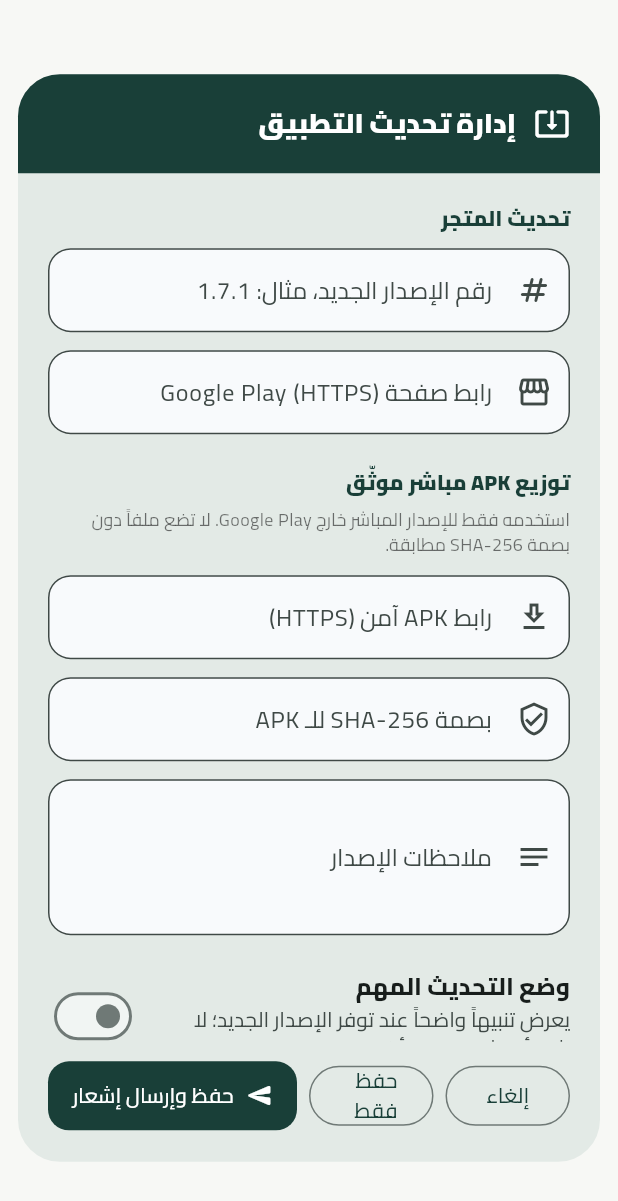
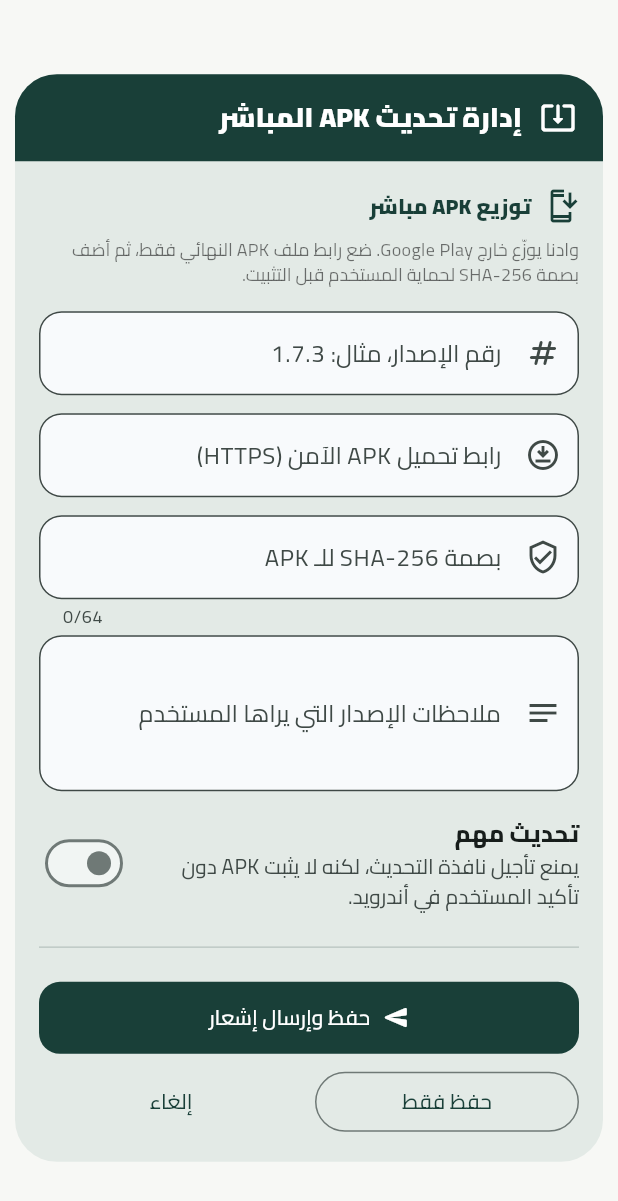
Before and after one commit to nadjimyahiaoui1992-lab/ouedna-admin, a Flutter app: the UpdateManagementDialog widget shown alone on an empty page, opened directly, on a phone screen of 412 x 824 dp. Shown: the top 1201 px of the screen. Run offline on Flutter 3.47's test engine with Material 3 defaults, Android fonts, the phone set to English and light mode, and no system bars; our stand-ins replace flutter_map, image_picker, latlong2, supabase_flutter; accounts and stored records are empty.

Commit message:
fix: optimize direct APK update form for mobile

```diff
--- a/lib/features/dashboard/presentation/tabs/update_management_dialog.dart
+++ b/lib/features/dashboard/presentation/tabs/update_management_dialog.dart
@@ -11,7 +11,6 @@ class UpdateManagementDialog extends StatefulWidget {
 class _UpdateManagementDialogState extends State<UpdateManagementDialog> {
   final _formKey = GlobalKey<FormState>();
   final _version = TextEditingController();
-  final _storeUrl = TextEditingController();
   final _directApkUrl = TextEditingController();
   final _sha256 = TextEditingController();
   final _notes = TextEditingController();
@@ -30,7 +29,6 @@ class _UpdateManagementDialogState extends State<UpdateManagementDialog> {
   @override
   void dispose() {
     _version.dispose();
-    _storeUrl.dispose();
     _directApkUrl.dispose();
     _sha256.dispose();
     _notes.dispose();
@@ -44,14 +42,13 @@ class _UpdateManagementDialogState extends State<UpdateManagementDialog> {
       final row = await Supabase.instance.client
           .from('app_config')
           .select(
-            'latest_version, force_update, android_store_url, direct_apk_url, apk_sha256, release_notes',
+            'latest_version, force_update, direct_apk_url, apk_sha256, release_notes',
           )
           .eq('id', 1)
           .maybeSingle();
       if (row != null) {
         _version.text = row['latest_version']?.toString() ?? '';
         _forceUpdate = row['force_update'] == true;
-        _storeUrl.text = row['android_store_url']?.toString() ?? '';
         _directApkUrl.text = row['direct_apk_url']?.toString() ?? '';
         _sha256.text = row['apk_sha256']?.toString() ?? '';
         _notes.text = row['release_notes']?.toString() ?? '';
@@ -76,9 +73,9 @@ class _UpdateManagementDialogState extends State<UpdateManagementDialog> {
       'id': 1,
       'latest_version': _version.text.trim(),
       'force_update': _forceUpdate,
-      'android_store_url': _emptyToNull(_storeUrl.text),
-      'direct_apk_url': _emptyToNull(_directApkUrl.text),
-      'apk_sha256': _emptyToNull(_sha256.text)?.toLowerCase(),
+      'android_store_url': null,
+      'direct_apk_url': _directApkUrl.text.trim(),
+      'apk_sha256': _sha256.text.trim().toLowerCase(),
       'release_notes': _emptyToNull(_notes.text),
     });
   }
@@ -93,7 +90,7 @@ class _UpdateManagementDialogState extends State<UpdateManagementDialog> {
         Navigator.pop(context, true);
       } else {
         ScaffoldMessenger.of(context).showSnackBar(
-          const SnackBar(content: Text('تم حفظ إعدادات الإصدار.')),
+          const SnackBar(content: Text('تم حفظ إعدادات الإصدار المباشر.')),
         );
       }
     } catch (error) {
@@ -137,7 +134,7 @@ class _UpdateManagementDialogState extends State<UpdateManagementDialog> {
       final data = result.data;
       final sent = data is Map ? data['sent'] ?? 0 : 0;
       final failures = data is Map ? data['failures'] ?? 0 : 0;
-      if (mounted) {
+      if (!mounted) return;
       ScaffoldMessenger.of(context).showSnackBar(
         SnackBar(
           content: Text(
@@ -148,14 +145,11 @@ class _UpdateManagementDialogState extends State<UpdateManagementDialog> {
         ),
       );
       Navigator.pop(context, true);
-      }
     } catch (error) {
       if (mounted) {
         ScaffoldMessenger.of(context).showSnackBar(
           SnackBar(
-            content: Text(
-              'تم حفظ الإصدار، لكن تعذر إرسال الإشعار: $error',
-            ),
+            content: Text('تم حفظ الإصدار، لكن تعذر إرسال الإشعار: $error'),
           ),
         );
       }
@@ -169,9 +163,9 @@ class _UpdateManagementDialogState extends State<UpdateManagementDialog> {
     return result.isEmpty ? null : result;
   }
 
-  String? _urlValidator(String? value) {
+  String? _requiredUrlValidator(String? value) {
     final text = value?.trim() ?? '';
-    if (text.isEmpty) return null;
+    if (text.isEmpty) return 'رابط APK مطلوب.';
     final uri = Uri.tryParse(text);
     return uri != null && uri.scheme == 'https'
         ? null
@@ -183,163 +177,115 @@ class _UpdateManagementDialogState extends State<UpdateManagementDialog> {
         textDirection: TextDirection.rtl,
         child: Dialog(
           insetPadding:
-              const EdgeInsets.symmetric(horizontal: 12, vertical: 18),
+              const EdgeInsets.symmetric(horizontal: 10, vertical: 14),
+          child: ConstrainedBox(
+            constraints: const BoxConstraints(maxWidth: 620),
             child: SizedBox(
-            width: 560,
               height: MediaQuery.sizeOf(context).height * .88,
               child: _loading
                   ? const Center(child: CircularProgressIndicator())
                   : Column(
                       children: [
-                      Container(
-                        width: double.infinity,
-                        padding: const EdgeInsets.all(20),
-                        decoration: const BoxDecoration(
-                          color: Color(0xFF193F38),
-                          borderRadius: BorderRadius.vertical(
-                            top: Radius.circular(28),
-                          ),
-                        ),
-                        child: const Row(
-                          children: [
-                            Icon(
-                              Icons.system_update_alt_rounded,
-                              color: Colors.white,
-                            ),
-                            SizedBox(width: 12),
-                            Text(
-                              'إدارة تحديث التطبيق',
-                              style: TextStyle(
-                                color: Colors.white,
-                                fontSize: 18,
-                                fontWeight: FontWeight.w900,
-                              ),
-                            ),
-                          ],
-                        ),
-                      ),
+                        const _DialogHeader(),
                         Expanded(
                           child: SingleChildScrollView(
-                          padding: const EdgeInsets.all(20),
+                            padding: const EdgeInsets.fromLTRB(16, 18, 16, 20),
                             child: Form(
                               key: _formKey,
                               child: Column(
                                 crossAxisAlignment: CrossAxisAlignment.stretch,
                                 children: [
+                                  const _SectionTitle(
+                                    icon: Icons.install_mobile_outlined,
+                                    title: 'توزيع APK مباشر',
+                                  ),
+                                  const SizedBox(height: 8),
                                   const Text(
-                                  'تحديث المتجر',
+                                    'وادنا يوزّع خارج Google Play. ضع رابط ملف APK النهائي فقط، ثم أضف بصمة SHA-256 لحماية المستخدم قبل التثبيت.',
                                     style: TextStyle(
-                                    fontWeight: FontWeight.w900,
-                                    color: Color(0xFF193F38),
+                                      fontSize: 12,
+                                      height: 1.45,
+                                      color: Colors.black54,
                                     ),
                                   ),
-                                const SizedBox(height: 10),
+                                  const SizedBox(height: 16),
                                   TextFormField(
                                     controller: _version,
+                                    textDirection: TextDirection.ltr,
+                                    textAlign: TextAlign.left,
+                                    keyboardType: TextInputType.text,
                                     validator: (value) =>
                                         value == null || value.trim().isEmpty
-                                          ? 'الإصدار مطلوب.'
+                                            ? 'رقم الإصدار مطلوب.'
                                             : null,
                                     decoration: _input(
-                                    'رقم الإصدار الجديد، مثال: 1.7.1',
+                                      'رقم الإصدار، مثال: 1.7.3',
                                       Icons.numbers_rounded,
                                     ),
                                   ),
                                   const SizedBox(height: 12),
                                   TextFormField(
-                                  controller: _storeUrl,
-                                  validator: _urlValidator,
+                                    controller: _directApkUrl,
+                                    textDirection: TextDirection.ltr,
+                                    textAlign: TextAlign.left,
+                                    validator: _requiredUrlValidator,
                                     keyboardType: TextInputType.url,
                                     decoration: _input(
-                                    'رابط صفحة Google Play (HTTPS)',
-                                    Icons.storefront_outlined,
-                                  ),
-                                ),
-                                const SizedBox(height: 22),
-                                const Text(
-                                  'توزيع APK مباشر موثّق',
-                                  style: TextStyle(
-                                    fontWeight: FontWeight.w900,
-                                    color: Color(0xFF193F38),
-                                  ),
-                                ),
-                                const SizedBox(height: 6),
-                                const Text(
-                                  'استخدمه فقط للإصدار المباشر خارج Google Play. لا تضع ملفاً دون بصمة SHA-256 مطابقة.',
-                                  style: TextStyle(
-                                    fontSize: 12,
-                                    height: 1.4,
-                                    color: Colors.black54,
-                                  ),
-                                ),
-                                const SizedBox(height: 12),
-                                TextFormField(
-                                  controller: _directApkUrl,
-                                  validator: _urlValidator,
-                                  keyboardType: TextInputType.url,
-                                  decoration: _input(
-                                    'رابط APK آمن (HTTPS)',
-                                    Icons.download_outlined,
+                                      'رابط تحميل APK الآمن (HTTPS)',
+                                      Icons.download_for_offline_outlined,
                                     ),
                                   ),
                                   const SizedBox(height: 12),
                                   TextFormField(
                                     controller: _sha256,
-                                  validator: (value) {
-                                    final valueText = value?.trim() ?? '';
-                                    if (_directApkUrl.text.trim().isEmpty &&
-                                        valueText.isEmpty) {
-                                      return null;
-                                    }
-                                    return RegExp(r'^[a-fA-F0-9]{64}$')
-                                            .hasMatch(valueText)
+                                    textDirection: TextDirection.ltr,
+                                    textAlign: TextAlign.left,
+                                    maxLength: 64,
+                                    validator: (value) =>
+                                        RegExp(r'^[a-fA-F0-9]{64}$')
+                                                .hasMatch(value?.trim() ?? '')
                                             ? null
-                                        : 'أدخل بصمة SHA-256 من 64 رمزاً.';
-                                  },
+                                            : 'أدخل بصمة SHA-256 من 64 رمزاً.',
                                     decoration: _input(
                                       'بصمة SHA-256 للـ APK',
                                       Icons.verified_user_outlined,
                                     ),
                                   ),
-                                const SizedBox(height: 12),
+                                  const SizedBox(height: 4),
                                   TextFormField(
                                     controller: _notes,
                                     maxLines: 3,
                                     decoration: _input(
-                                    'ملاحظات الإصدار',
+                                      'ملاحظات الإصدار التي يراها المستخدم',
                                       Icons.notes_outlined,
                                     ),
                                   ),
-                                const SizedBox(height: 14),
+                                  const SizedBox(height: 8),
                                   SwitchListTile.adaptive(
                                     contentPadding: EdgeInsets.zero,
                                     value: _forceUpdate,
                                     onChanged: (value) =>
                                         setState(() => _forceUpdate = value),
                                     title: const Text(
-                                    'وضع التحديث المهم',
+                                      'تحديث مهم',
                                       style: TextStyle(
-                                      fontWeight: FontWeight.w800,
+                                          fontWeight: FontWeight.w800),
+                                    ),
+                                    subtitle: const Text(
+                                      'يمنع تأجيل نافذة التحديث، لكنه لا يثبت APK دون تأكيد المستخدم في أندرويد.',
                                     ),
                                   ),
-                                  subtitle: const Text(
-                                    'يعرض تنبيهاً واضحاً عند توفر الإصدار الجديد؛ لا يثبت أي شيء دون تأكيد المستخدم.',
+                                  const Divider(height: 32),
+                                  const _SectionTitle(
+                                    icon: Icons.notifications_active_outlined,
+                                    title: 'إشعار المستخدمين بالتحديث',
                                   ),
-                                ),
-                                const Divider(height: 34),
+                                  const SizedBox(height: 8),
                                   const Text(
-                                  'إشعار المستخدمين بالتحديث',
-                                  style: TextStyle(
-                                    fontWeight: FontWeight.w900,
-                                    color: Color(0xFF193F38),
-                                  ),
-                                ),
-                                const SizedBox(height: 6),
-                                const Text(
-                                  'بعد الحفظ، يرسل هذا الإجراء إشعاراً للأجهزة التي وافقت على تلقي التنبيهات. الضغط على الإشعار يفتح مركز التحديث داخل وادنا.',
+                                    'عند الحفظ والإرسال، يصل تنبيه للأجهزة التي وافقت على الإشعارات. الضغط عليه يفتح مركز التحديث داخل وادنا.',
                                     style: TextStyle(
                                       fontSize: 12,
-                                    height: 1.4,
+                                      height: 1.45,
                                       color: Colors.black54,
                                     ),
                                   ),
@@ -352,7 +298,7 @@ class _UpdateManagementDialogState extends State<UpdateManagementDialog> {
                                       Icons.notifications_active_outlined,
                                     ),
                                   ),
-                                const SizedBox(height: 8),
+                                  const SizedBox(height: 4),
                                   TextFormField(
                                     controller: _notificationBody,
                                     maxLength: 500,
@@ -367,44 +313,14 @@ class _UpdateManagementDialogState extends State<UpdateManagementDialog> {
                             ),
                           ),
                         ),
-                      Padding(
-                        padding: const EdgeInsets.fromLTRB(20, 12, 20, 20),
-                        child: Row(
-                          children: [
-                            Expanded(
-                              child: OutlinedButton(
-                                onPressed: _saving
-                                    ? null
-                                    : () => Navigator.pop(context),
-                                child: const Text('إلغاء'),
-                              ),
-                            ),
-                            const SizedBox(width: 8),
-                            Expanded(
-                              child: OutlinedButton(
-                                onPressed: _saving
-                                    ? null
-                                    : () => _save(closeAfterSave: false),
-                                child: const Text('حفظ فقط'),
-                              ),
-                            ),
-                            const SizedBox(width: 8),
-                            Expanded(
-                              flex: 2,
-                              child: FilledButton.icon(
-                                onPressed: _saving ? null : _saveAndNotify,
-                                icon: const Icon(Icons.send_rounded),
-                                label: Text(
-                                  _saving
-                                      ? 'جارٍ الإرسال...'
-                                      : 'حفظ وإرسال إشعار',
-                                ),
-                              ),
+                        _ResponsiveActions(
+                          saving: _saving,
+                          onCancel: () => Navigator.pop(context),
+                          onSave: () => _save(closeAfterSave: false),
+                          onSaveAndNotify: _saveAndNotify,
                         ),
                       ],
                     ),
-                      ),
-                    ],
             ),
           ),
         ),
@@ -418,3 +334,122 @@ class _UpdateManagementDialogState extends State<UpdateManagementDialog> {
         border: OutlineInputBorder(borderRadius: BorderRadius.circular(15)),
       );
 }
+
+class _DialogHeader extends StatelessWidget {
+  const _DialogHeader();
+
+  @override
+  Widget build(BuildContext context) => Container(
+        width: double.infinity,
+        padding: const EdgeInsets.symmetric(horizontal: 18, vertical: 16),
+        decoration: const BoxDecoration(
+          color: Color(0xFF193F38),
+          borderRadius: BorderRadius.vertical(top: Radius.circular(28)),
+        ),
+        child: const Row(
+          children: [
+            Icon(Icons.system_update_alt_rounded, color: Colors.white),
+            SizedBox(width: 12),
+            Expanded(
+              child: Text(
+                'إدارة تحديث APK المباشر',
+                maxLines: 1,
+                overflow: TextOverflow.ellipsis,
+                style: TextStyle(
+                  color: Colors.white,
+                  fontSize: 18,
+                  fontWeight: FontWeight.w900,
+                ),
+              ),
+            ),
+          ],
+        ),
+      );
+}
+
+class _SectionTitle extends StatelessWidget {
+  const _SectionTitle({required this.icon, required this.title});
+
+  final IconData icon;
+  final String title;
+
+  @override
+  Widget build(BuildContext context) => Row(
+        children: [
+          Icon(icon, color: const Color(0xFF193F38)),
+          const SizedBox(width: 8),
+          Text(
+            title,
+            style: const TextStyle(
+              fontWeight: FontWeight.w900,
+              color: Color(0xFF193F38),
+            ),
+          ),
+        ],
+      );
+}
+
+class _ResponsiveActions extends StatelessWidget {
+  const _ResponsiveActions({
+    required this.saving,
+    required this.onCancel,
+    required this.onSave,
+    required this.onSaveAndNotify,
+  });
+
+  final bool saving;
+  final VoidCallback onCancel;
+  final VoidCallback onSave;
+  final VoidCallback onSaveAndNotify;
+
+  @override
+  Widget build(BuildContext context) => SafeArea(
+        top: false,
+        child: Padding(
+          padding: const EdgeInsets.fromLTRB(16, 10, 16, 16),
+          child: LayoutBuilder(
+            builder: (context, constraints) {
+              final notifyButton = FilledButton.icon(
+                onPressed: saving ? null : onSaveAndNotify,
+                icon: const Icon(Icons.send_rounded),
+                label: Text(saving ? 'جارٍ الإرسال...' : 'حفظ وإرسال إشعار'),
+              );
+              final saveButton = OutlinedButton(
+                onPressed: saving ? null : onSave,
+                child: const Text('حفظ فقط'),
+              );
+              final cancelButton = TextButton(
+                onPressed: saving ? null : onCancel,
+                child: const Text('إلغاء'),
+              );
+
+              if (constraints.maxWidth < 440) {
+                return Column(
+                  crossAxisAlignment: CrossAxisAlignment.stretch,
+                  children: [
+                    SizedBox(height: 48, child: notifyButton),
+                    const SizedBox(height: 8),
+                    Row(
+                      children: [
+                        Expanded(child: saveButton),
+                        const SizedBox(width: 8),
+                        Expanded(child: cancelButton),
+                      ],
+                    ),
+                  ],
+                );
+              }
+              return Row(
+                children: [
+                  Expanded(child: cancelButton),
+                  const SizedBox(width: 8),
+                  Expanded(child: saveButton),
+                  const SizedBox(width: 8),
+                  Expanded(flex: 2, child: notifyButton),
+                ],
+              );
+            },
+          ),
+        ),
+      );
+}
--- a/pubspec.yaml
+++ b/pubspec.yaml
@@ -2,7 +2,7 @@ name: ouedna_admin
 description: "لوحة التحكم الرسمية لمنظومة وادنا لإدارة المعالم ومحتوى المجتمع."
 publish_to: 'none'
 
-version: 1.3.1+8
+version: 1.3.2+9
 
 environment:
   sdk: ">=3.5.0 <4.0.0"
```
Lines whose indentation alone changed are shown as unchanged.
